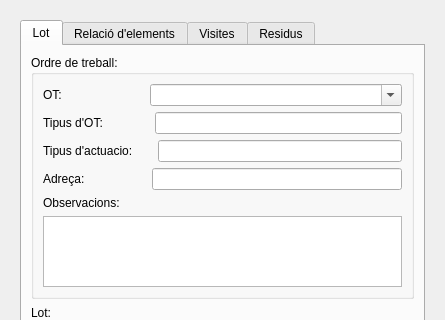
This is ui/add_lot.ui in Giswater/giswater_qgis_plugin as Qt 5 draws it before an edit; both pictures show x 0 to 445 and y 0 to 320 of the 445 by 747 pixel window. The edited form follows.
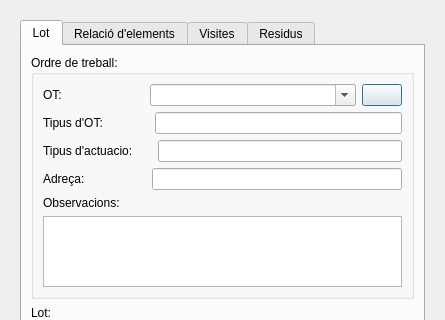
This is the edited form. Icons and pictures are not drawn.

Commit message: Enhancement: Add button refresh materialize view on add_lot form

What changed in the file:
```diff
--- a/ui/add_lot.ui
+++ b/ui/add_lot.ui
@@ -78,6 +78,13 @@
                  </property>
                 </widget>
                </item>
+               <item>
+                <widget class="QPushButton" name="btn_refresh_materialize_view">
+                 <property name="text">
+                  <string/>
+                 </property>
+                </widget>
+               </item>
               </layout>
              </item>
              <item row="4" column="0">
```
The commit also changes 1 other file.
